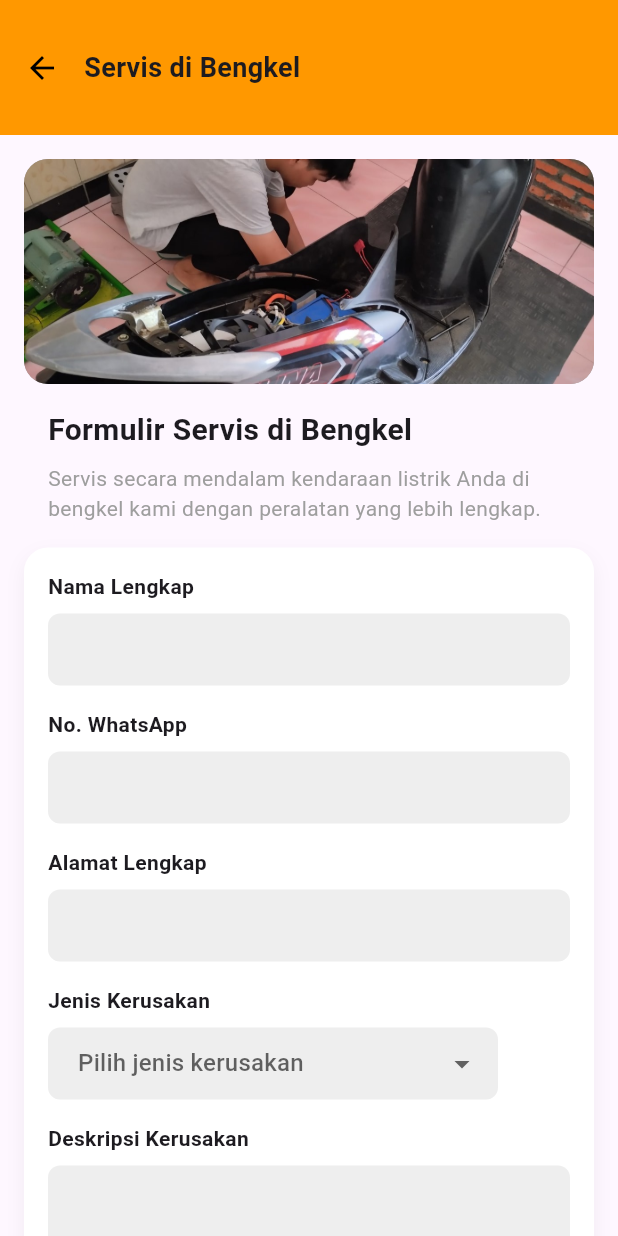
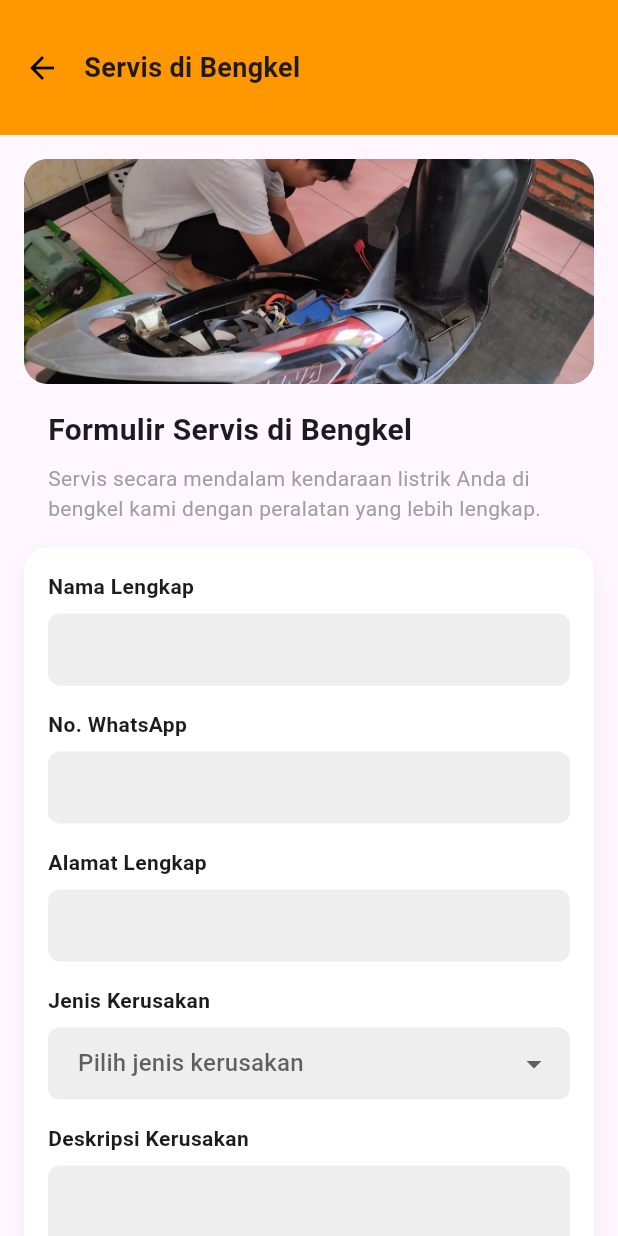
Before and after one commit to piezzy/flutter_selismolishoki, a Flutter app: the BengkelServiceScreen screen opened directly, on a phone screen of 412 x 824 dp. Run offline on Flutter 3.47's test engine with Material 3 defaults, Android fonts, the phone set to English and light mode, and no system bars; our stand-ins replace carousel_slider, flutter_map, geolocator, image_picker, latlong2.

```diff
--- a/lib/screens/bengkelservice_screen.dart
+++ b/lib/screens/bengkelservice_screen.dart
@@ -251,9 +251,7 @@ class _BengkelServiceScreenState extends State<BengkelServiceScreen> {
                             ),
                           ),
                           const SizedBox(height: 8),
-                          Container(
-                            width: 300,
-                            child: DropdownButtonFormField<String>(
+                          DropdownButtonFormField<String>(
                             value: _selectedKerusakan,
                             decoration: InputDecoration(
                               filled: true,
@@ -281,7 +279,6 @@ class _BengkelServiceScreenState extends State<BengkelServiceScreen> {
                                 _selectedKerusakan = newValue;
                               });
                             },
-                          ),
                           ),
                           const SizedBox(height: 16),
 
```
Lines whose indentation alone changed are shown as unchanged.
